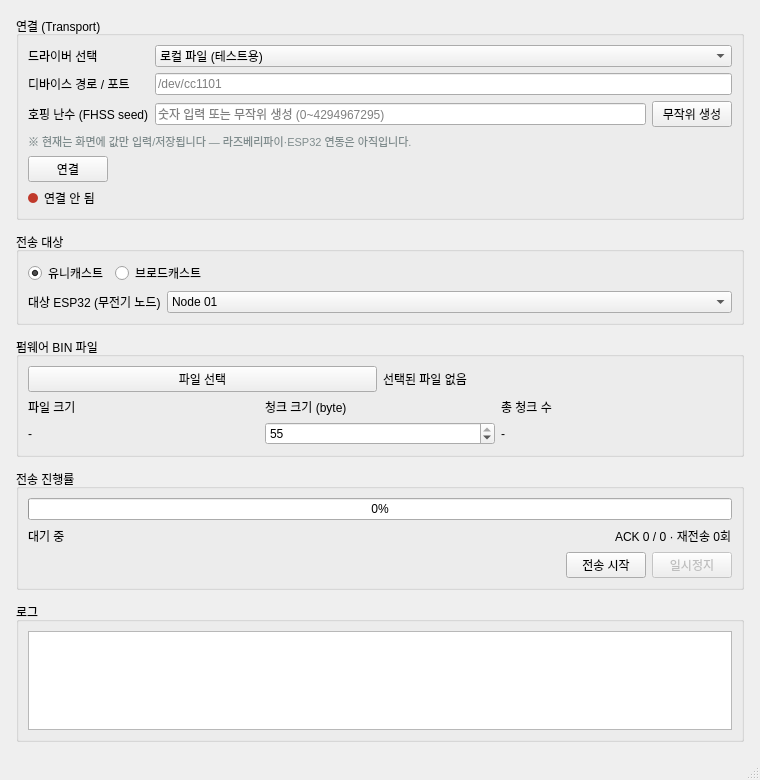
Old version of the form OTA_System/ui/otamanager.ui in the repository fhss-ota-radio/gateway-ota.
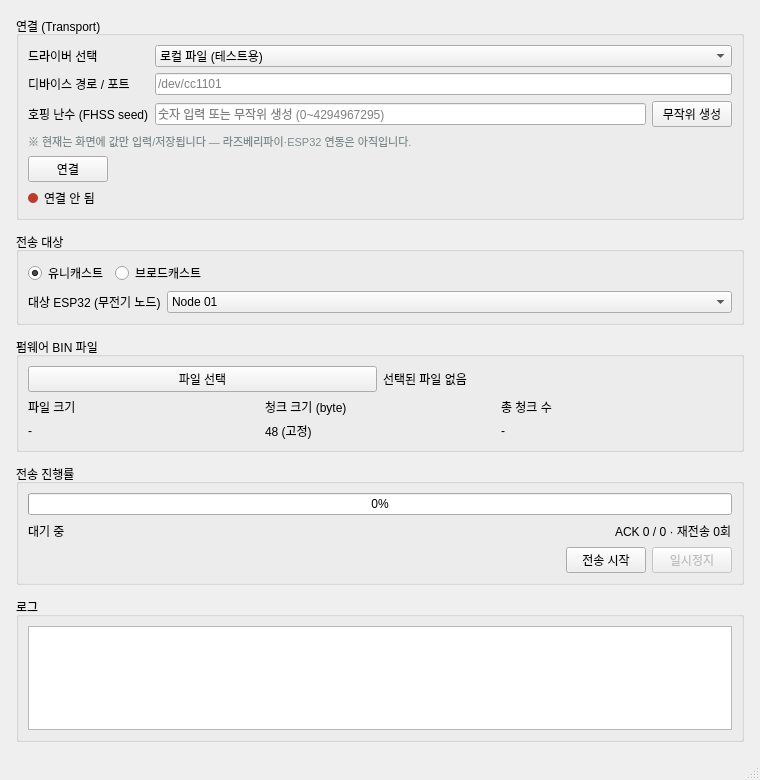
New version of the form.

Commit message: fix(ui): 청크 크기를 사용자가 못 바꾸게 — 프로토콜 고정값(48)으로 표시만

```diff
--- a/OTA_System/ui/otamanager.ui
+++ b/OTA_System/ui/otamanager.ui
@@ -197,10 +197,15 @@
           </widget>
          </item>
          <item row="1" column="1">
-          <widget class="QSpinBox" name="chunkSizeSpin">
-           <property name="minimum"><number>1</number></property>
-           <property name="maximum"><number>55</number></property>
-           <property name="value"><number>55</number></property>
+          <widget class="QLabel" name="chunkSizeValueLabel">
+           <!-- OTA_MAX_PAYLOAD_SIZE(ota_protocol.h)로 고정된 값 — 무선 패킷
+                본문 최대 크기에서 정해지는 것이라 사용자가 바꿀 수 있는 값이
+                아님. 예전엔 QSpinBox였는데, OtaSession이 이 값을 항상
+                OTA_MAX_PAYLOAD_SIZE로 고정해서 쓰기 시작한 뒤로는(파라미터로
+                안 받음) 입력칸이 있어도 실제 전송에 반영 안 되는 죽은 UI가
+                되어 QLabel로 교체함. 실제 텍스트는 otamanager.cpp
+                recalcChunkInfo()에서 OTA_MAX_PAYLOAD_SIZE로 채움 -->
+           <property name="text"><string>48 (고정)</string></property>
           </widget>
          </item>
          <item row="0" column="2">
```
The commit also changes 2 other files.
